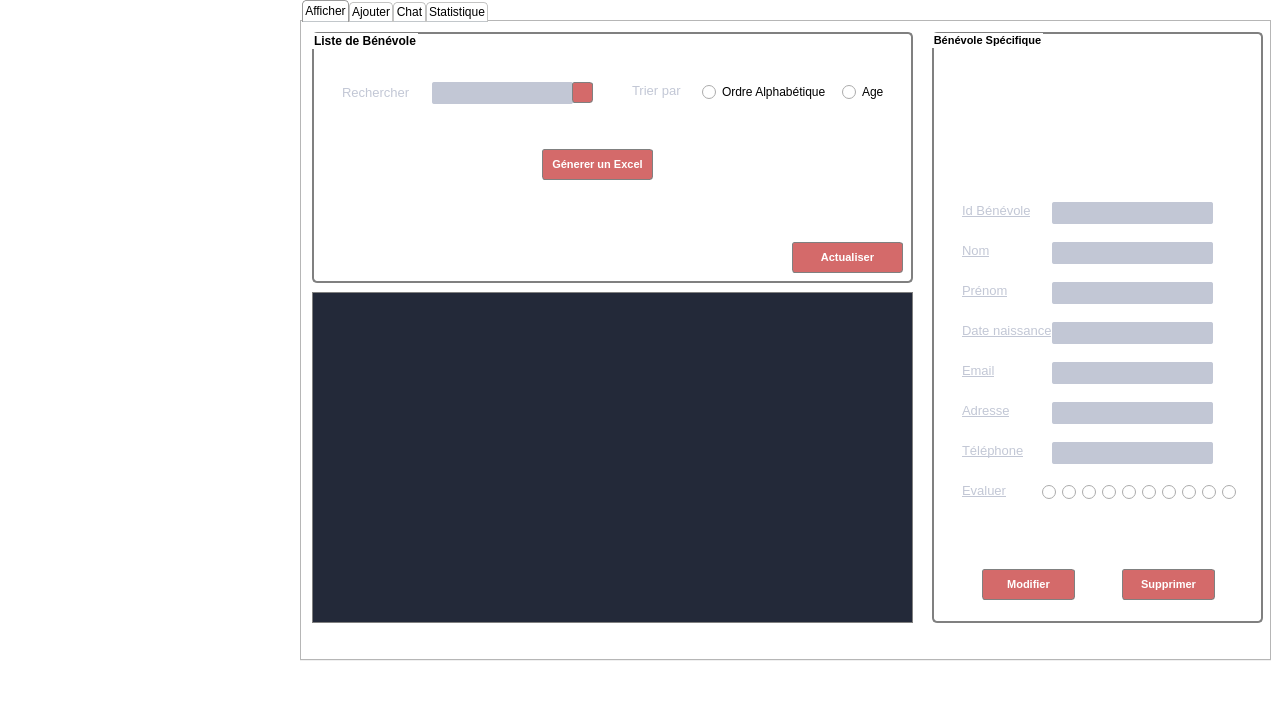
AlaBelgacem/SmartAid-2A1, file mainwindow.ui: the form before one commit.
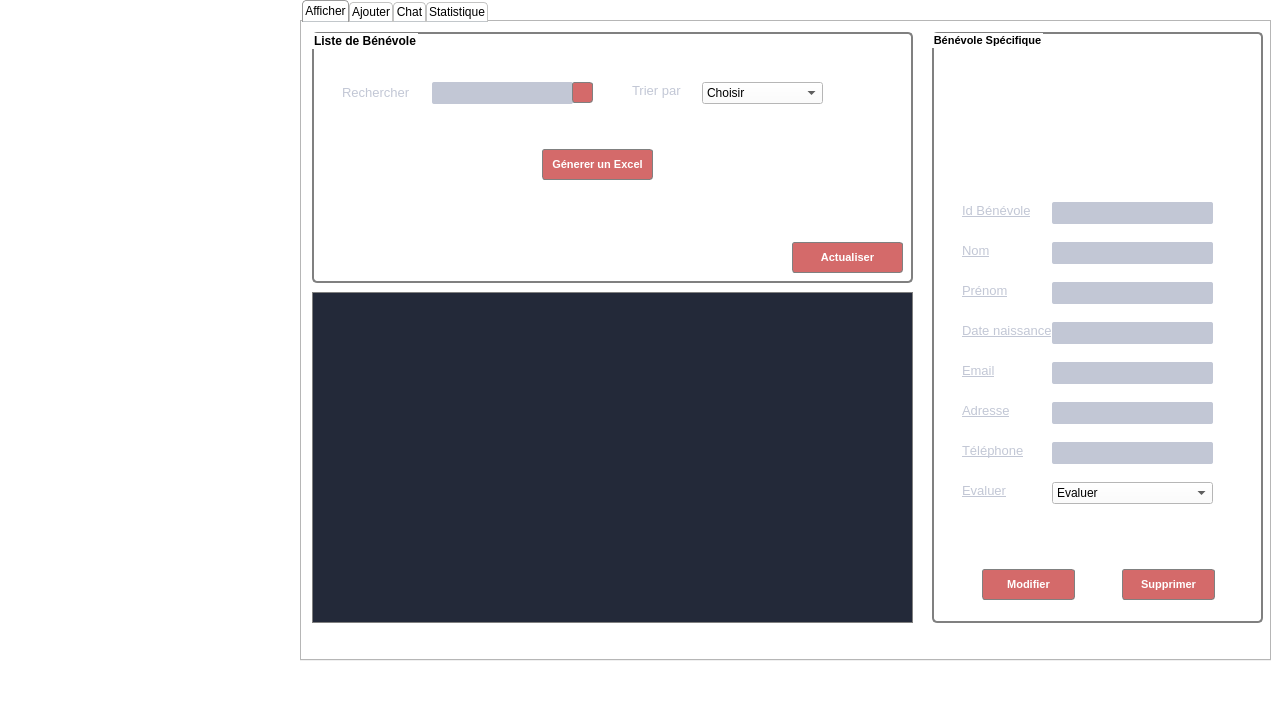
The form after the commit. Icons and pictures are not drawn.

```diff
--- a/mainwindow.ui
+++ b/mainwindow.ui
@@ -984,19 +984,6 @@
           <string>Trier par</string>
          </property>
         </widget>
-        <widget class="QRadioButton" name="radioButton">
-         <property name="geometry">
-          <rect>
-           <x>390</x>
-           <y>50</y>
-           <width>141</width>
-           <height>20</height>
-          </rect>
-         </property>
-         <property name="text">
-          <string>Ordre Alphabétique</string>
-         </property>
-        </widget>
         <widget class="QPushButton" name="pushButton">
          <property name="geometry">
           <rect>
@@ -1075,18 +1062,35 @@
           <string/>
          </property>
         </widget>
-        <widget class="QRadioButton" name="radioButton_2">
+        <widget class="QComboBox" name="comboBox">
          <property name="geometry">
           <rect>
-           <x>530</x>
+           <x>390</x>
            <y>50</y>
-           <width>61</width>
-           <height>20</height>
+           <width>121</width>
+           <height>22</height>
           </rect>
          </property>
-         <property name="text">
-          <string>Age</string>
-         </property>
+         <item>
+          <property name="text">
+           <string>Choisir</string>
+          </property>
+         </item>
+         <item>
+          <property name="text">
+           <string>Nom</string>
+          </property>
+         </item>
+         <item>
+          <property name="text">
+           <string>ID</string>
+          </property>
+         </item>
+         <item>
+          <property name="text">
+           <string>Prénom</string>
+          </property>
+         </item>
         </widget>
        </widget>
        <widget class="QGroupBox" name="groupBox_2">
@@ -1688,156 +1692,6 @@
           <string>Evaluer</string>
          </property>
         </widget>
-        <widget class="QRadioButton" name="radioButton_3">
-         <property name="geometry">
-          <rect>
-           <x>270</x>
-           <y>450</y>
-           <width>21</width>
-           <height>20</height>
-          </rect>
-         </property>
-         <property name="text">
-          <string/>
-         </property>
-        </widget>
-        <widget class="QRadioButton" name="radioButton_4">
-         <property name="geometry">
-          <rect>
-           <x>110</x>
-           <y>450</y>
-           <width>21</width>
-           <height>20</height>
-          </rect>
-         </property>
-         <property name="styleSheet">
-          <string notr="true"> QRadioButton::indicator::checked {
-     image: url(:/images/radiobutton_checked.png);
- }</string>
-         </property>
-         <property name="text">
-          <string/>
-         </property>
-        </widget>
-        <widget class="QRadioButton" name="radioButton_5">
-         <property name="geometry">
-          <rect>
-           <x>130</x>
-           <y>450</y>
-           <width>21</width>
-           <height>20</height>
-          </rect>
-         </property>
-         <property name="styleSheet">
-          <string notr="true"> QRadioButton::indicator::checked {
-     image: url(:/images/radiobutton_checked.png);
- }</string>
-         </property>
-         <property name="text">
-          <string/>
-         </property>
-        </widget>
-        <widget class="QRadioButton" name="radioButton_6">
-         <property name="geometry">
-          <rect>
-           <x>150</x>
-           <y>450</y>
-           <width>21</width>
-           <height>20</height>
-          </rect>
-         </property>
-         <property name="styleSheet">
-          <string notr="true"> QRadioButton::indicator::checked {
-     image: url(:/images/radiobutton_checked.png);
- }</string>
-         </property>
-         <property name="text">
-          <string/>
-         </property>
-        </widget>
-        <widget class="QRadioButton" name="radioButton_7">
-         <property name="geometry">
-          <rect>
-           <x>170</x>
-           <y>450</y>
-           <width>21</width>
-           <height>20</height>
-          </rect>
-         </property>
-         <property name="styleSheet">
-          <string notr="true"> QRadioButton::indicator::checked {
-     image: url(:/images/radiobutton_checked.png);
- }</string>
-         </property>
-         <property name="text">
-          <string/>
-         </property>
-        </widget>
-        <widget class="QRadioButton" name="radioButton_8">
-         <property name="geometry">
-          <rect>
-           <x>190</x>
-           <y>450</y>
-           <width>21</width>
-           <height>20</height>
-          </rect>
-         </property>
-         <property name="text">
-          <string/>
-         </property>
-        </widget>
-        <widget class="QRadioButton" name="radioButton_9">
-         <property name="geometry">
-          <rect>
-           <x>210</x>
-           <y>450</y>
-           <width>21</width>
-           <height>20</height>
-          </rect>
-         </property>
-         <property name="text">
-          <string/>
-         </property>
-        </widget>
-        <widget class="QRadioButton" name="radioButton_10">
-         <property name="geometry">
-          <rect>
-           <x>230</x>
-           <y>450</y>
-           <width>21</width>
-           <height>20</height>
-          </rect>
-         </property>
-         <property name="text">
-          <string/>
-         </property>
-        </widget>
-        <widget class="QRadioButton" name="radioButton_11">
-         <property name="geometry">
-          <rect>
-           <x>250</x>
-           <y>450</y>
-           <width>16</width>
-           <height>20</height>
-          </rect>
-         </property>
-         <property name="text">
-          <string/>
-         </property>
-        </widget>
-        <widget class="QRadioButton" name="radioButton_12">
-         <property name="geometry">
-          <rect>
-           <x>290</x>
-           <y>450</y>
-           <width>21</width>
-           <height>20</height>
-          </rect>
-         </property>
-         <property name="text">
-          <string/>
-         </property>
-        </widget>
         <widget class="QLabel" name="label_pic">
          <property name="geometry">
           <rect>
@@ -1854,6 +1708,71 @@
           <string/>
          </property>
         </widget>
+        <widget class="QComboBox" name="comboBox_2">
+         <property name="geometry">
+          <rect>
+           <x>120</x>
+           <y>450</y>
+           <width>161</width>
+           <height>22</height>
+          </rect>
+         </property>
+         <item>
+          <property name="text">
+           <string>Evaluer</string>
+          </property>
+         </item>
+         <item>
+          <property name="text">
+           <string>1</string>
+          </property>
+         </item>
+         <item>
+          <property name="text">
+           <string>2</string>
+          </property>
+         </item>
+         <item>
+          <property name="text">
+           <string>3</string>
+          </property>
+         </item>
+         <item>
+          <property name="text">
+           <string>4</string>
+          </property>
+         </item>
+         <item>
+          <property name="text">
+           <string>5</string>
+          </property>
+         </item>
+         <item>
+          <property name="text">
+           <string>6</string>
+          </property>
+         </item>
+         <item>
+          <property name="text">
+           <string>7</string>
+          </property>
+         </item>
+         <item>
+          <property name="text">
+           <string>8</string>
+          </property>
+         </item>
+         <item>
+          <property name="text">
+           <string>9</string>
+          </property>
+         </item>
+         <item>
+          <property name="text">
+           <string>10</string>
+          </property>
+         </item>
+        </widget>
        </widget>
        <widget class="QTableView" name="tableView">
         <property name="geometry">
```
Left out of the diff: 42 changed lines with no effect on the pictures.
